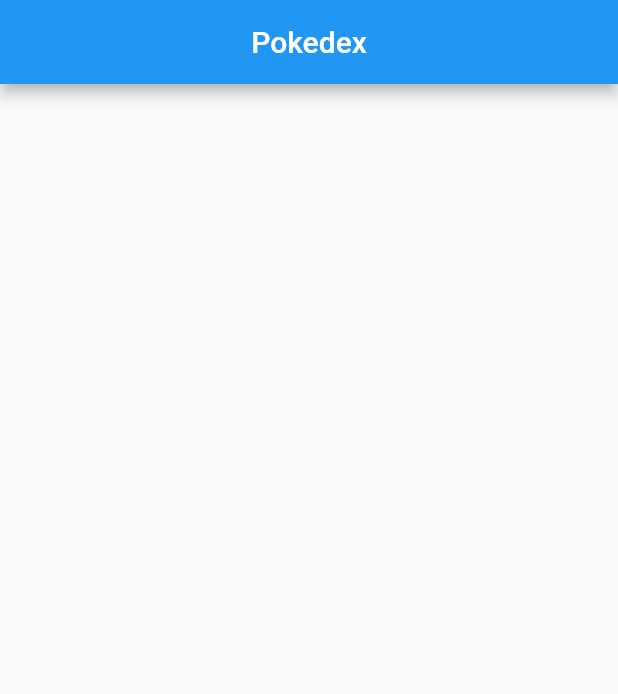
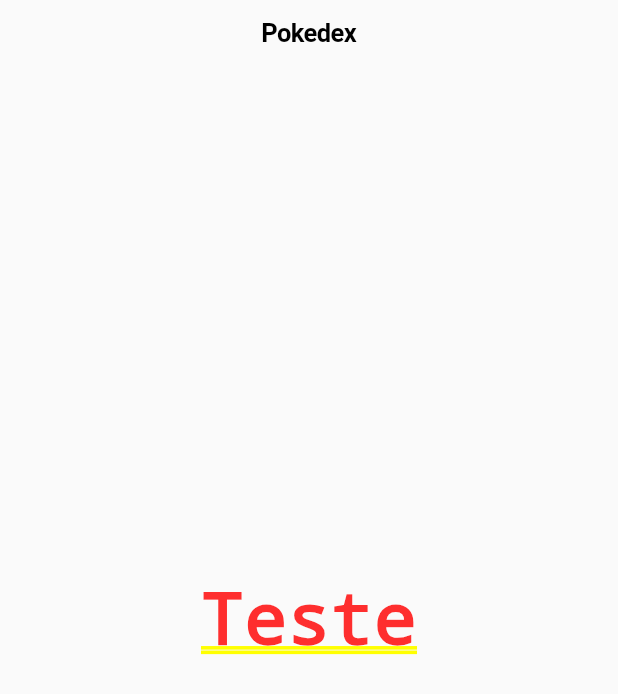
Before and after one commit to montonurb/Pokedex, a Flutter app: the screen it shows after launch, on a phone screen of 412 x 824 dp. Shown: the top 694 px of the screen. Run offline on Flutter 3.47's test engine with Material 2 defaults, Android fonts, the phone set to English and light mode, and no system bars.

Commit message:
adicionando mais telas

```diff
--- /dev/null
+++ b/lib/app/page/android/home.dart
@@ -0,0 +1,20 @@
+import 'package:flutter/material.dart';
+
+class HomePageAndroid extends StatefulWidget {
+  const HomePageAndroid({super.key});
+
+  @override
+  State<HomePageAndroid> createState() => _HomePageAndroidState();
+}
+
+class _HomePageAndroidState extends State<HomePageAndroid> {
+  @override
+  Widget build(BuildContext context) {
+    return Scaffold(
+      appBar: AppBar(
+        title: const Text("Pokedex"),
+        centerTitle: true,
+      ),
+    );
+  }
+}
--- /dev/null
+++ b/lib/app/page/ios/home.dart
@@ -0,0 +1,22 @@
+import 'package:flutter/cupertino.dart';
+
+class HomePageIos extends StatefulWidget {
+  const HomePageIos({super.key});
+
+  @override
+  State<HomePageIos> createState() => _HomePageIosState();
+}
+
+class _HomePageIosState extends State<HomePageIos> {
+  @override
+  Widget build(BuildContext context) {
+    return const CupertinoPageScaffold(
+      navigationBar: CupertinoNavigationBar(
+        middle: Text("Pokedex"),
+      ),
+      child: Center(
+        child: Text("Teste"),
+      ),
+    );
+  }
+}
--- /dev/null
+++ b/lib/app/routes.dart
@@ -0,0 +1,6 @@
+import 'package:flutter/material.dart';
+import 'package:pokedex/app/page/android/home.dart';
+
+final routes = <String, WidgetBuilder>{
+  "/": (context) => const HomePageAndroid(),
+};
--- a/lib/main.dart
+++ b/lib/main.dart
@@ -1,5 +1,6 @@
 import 'package:flutter/material.dart';
-import 'package:pokedex/view/android/home.dart';
+import 'package:pokedex/app/page/ios/home.dart';
+import 'package:pokedex/app/routes.dart';
 
 void main(List<String> args) {
   runApp(const Pokedex());
@@ -15,8 +16,10 @@ class Pokedex extends StatefulWidget {
 class _PokedexState extends State<Pokedex> {
   @override
   Widget build(BuildContext context) {
-    return const MaterialApp(
-      home: HomePage(),
+    return MaterialApp(
+      debugShowCheckedModeBanner: false,
+      home: const HomePageIos(),
+      routes: routes,
     );
   }
 }
--- a/lib/view/android/home.dart
+++ /dev/null
@@ -1,22 +0,0 @@
-import 'package:flutter/material.dart';
-import 'package:flutter/src/widgets/container.dart';
-import 'package:flutter/src/widgets/framework.dart';
-
-class HomePage extends StatefulWidget {
-  const HomePage({super.key});
-
-  @override
-  State<HomePage> createState() => _HomePageState();
-}
-
-class _HomePageState extends State<HomePage> {
-  @override
-  Widget build(BuildContext context) {
-    return Scaffold(
-      appBar: AppBar(
-        title: const Text("Pokedex"),
-        centerTitle: true,
-      ),
-    );
-  }
-}
```
